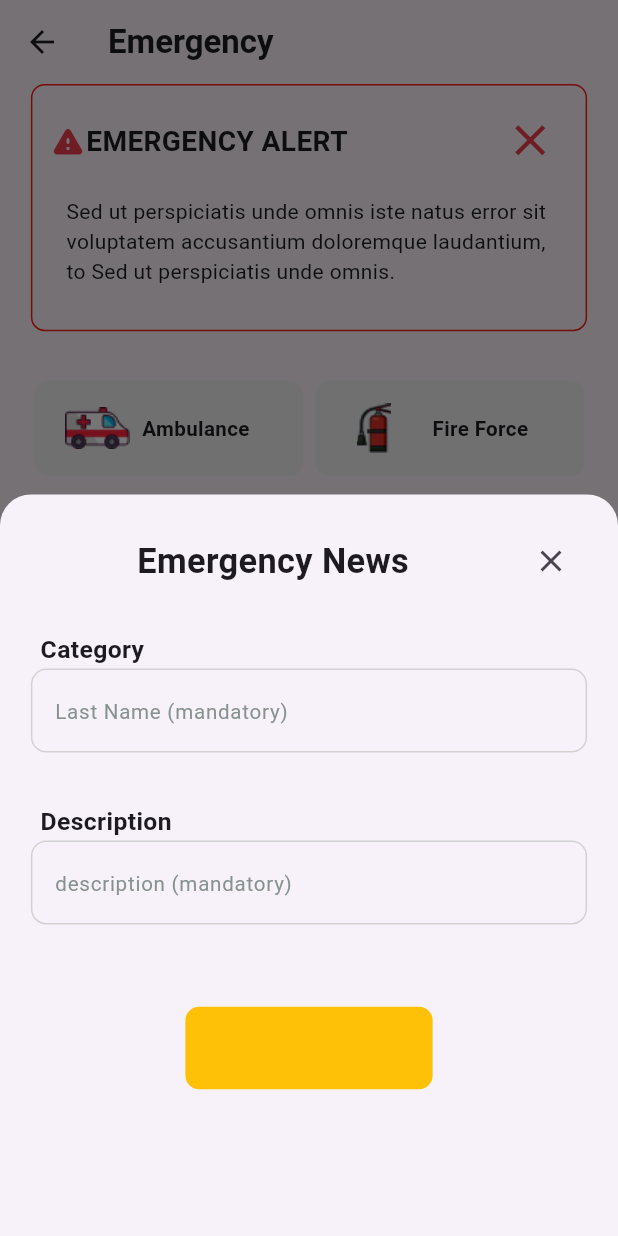
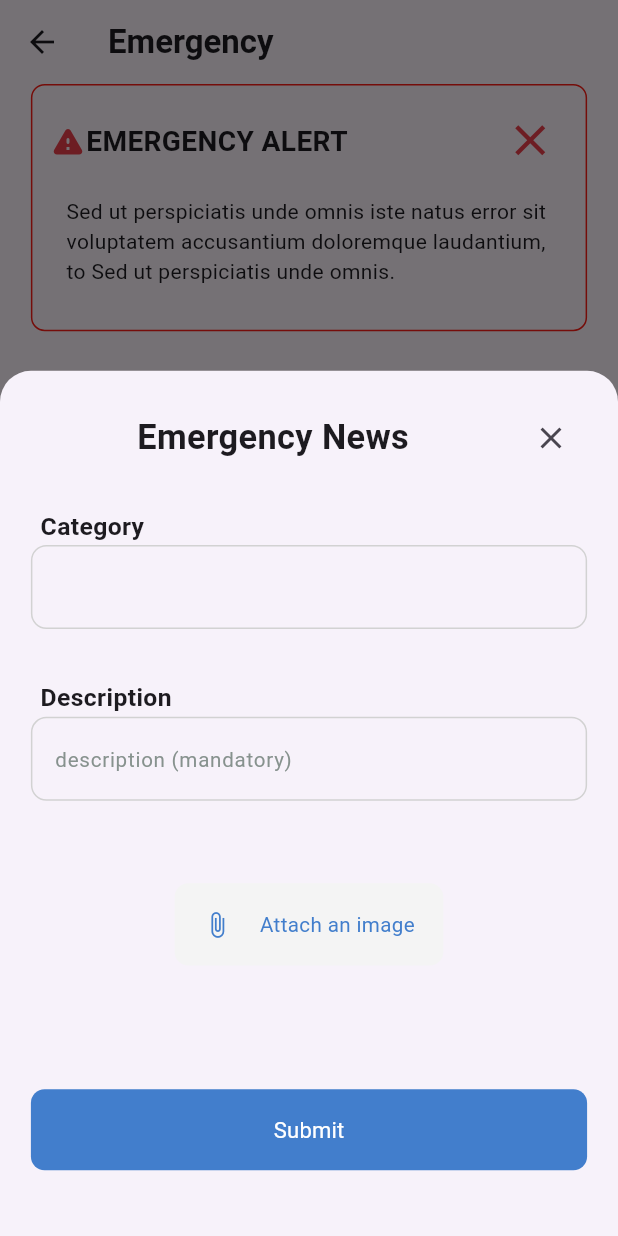
Before and after one commit to Syamkrishna2272/Village_App, a Flutter app: the EmergencyScreen screen opened directly, after a tap on "Blood Urgency", on a phone screen of 412 x 824 dp. Run offline on Flutter 3.47's test engine with Material 3 defaults, Android fonts, the phone set to English and light mode, and no system bars; our stand-ins replace carousel_slider, material_design_icons_flutter.

Commit message:
files updated

```diff
--- a/lib/view/screens/homepage/widget/quickaccess/emergencypage/widget/emergency_card_widget.dart
+++ b/lib/view/screens/homepage/widget/quickaccess/emergencypage/widget/emergency_card_widget.dart
@@ -1,5 +1,6 @@
 import 'package:flutter/material.dart';
 import 'package:flutter/services.dart';
+import 'package:village_app/view/widgets/button_widget.dart';
 import 'package:village_app/view/widgets/text_widget.dart';
 
 class EmergencyCardWidget extends StatelessWidget {
@@ -107,16 +108,22 @@ class EmergencyCardWidget extends StatelessWidget {
       context: context,
       isScrollControlled: true,
       builder: (BuildContext context) {
-        return Container(
+        return SingleChildScrollView(
+          // Wrap the container with SingleChildScrollView
+          child: Padding(
+            padding: EdgeInsets.only(
+              bottom: MediaQuery.of(context)
+                  .viewInsets
+                  .bottom, // Adjust for keyboard
+            ),
+            child: Container(
               padding: EdgeInsets.all(screenWidth / 20),
-          height: MediaQuery.of(context).size.height * 0.6,
+              height: MediaQuery.of(context).size.height * 0.7, // Set height
               child: Column(
-            // crossAxisAlignment: CrossAxisAlignment.start,
                 children: [
                   Row(
                     mainAxisAlignment: MainAxisAlignment.spaceBetween,
                     children: [
-                  // Center the title
                       Expanded(
                         child: Center(
                           child: Text(
@@ -161,7 +168,7 @@ class EmergencyCardWidget extends StatelessWidget {
                         borderSide: const BorderSide(color: Color(0XFF427ECC)),
                         borderRadius: BorderRadius.circular(screenWidth / 40),
                       ),
-                  hintText: "Last Name (mandatory)",
+                      // hintText: "Last Name (mandatory)",
                       hintStyle: TextStyle(
                         fontSize: screenWidth / 30,
                         color: const Color.fromARGB(255, 135, 146, 142),
@@ -205,12 +212,45 @@ class EmergencyCardWidget extends StatelessWidget {
                   ),
                   Container(
                     height: screenHeight / 15,
-                width: screenWidth / 2.5,
+                    width: screenWidth / 2.3,
                     decoration: BoxDecoration(
                       borderRadius: BorderRadius.circular(screenWidth / 45),
-                    color: Colors.amber),
+                      color: const Color(0XFFF4F4F4),
+                    ),
+                    child: Row(
+                      mainAxisAlignment: MainAxisAlignment.spaceEvenly,
+                      children: [
+                        Icon(
+                          Icons.attach_file,
+                          color: const Color(0XFF427ECC),
+                          size: screenWidth / 22,
+                        ),
+                        Text(
+                          'Attach an image',
+                          style: TextStyle(
+                              fontSize: screenWidth / 30,
+                              fontWeight: FontWeight.w400,
+                              color: const Color(0XFF427ECC)),
                         )
                       ],
+                    ),
+                  ),
+                  SizedBox(height: screenHeight / 10),
+                  SizedBox(
+                    width: screenWidth,
+                    child: ButtonWidget(
+                      screenHeight: screenHeight,
+                      screenWidth: screenWidth,
+                      buttonColor: const Color(0XFF427ECC),
+                      text: 'Submit',
+                      fontSize: screenWidth / 28,
+                      onPressed: () {},
+                      textColor: Colors.white,
+                    ),
+                  ),
+                ],
+              ),
+            ),
           ),
         );
       },
```
Lines whose indentation alone changed are shown as unchanged.
